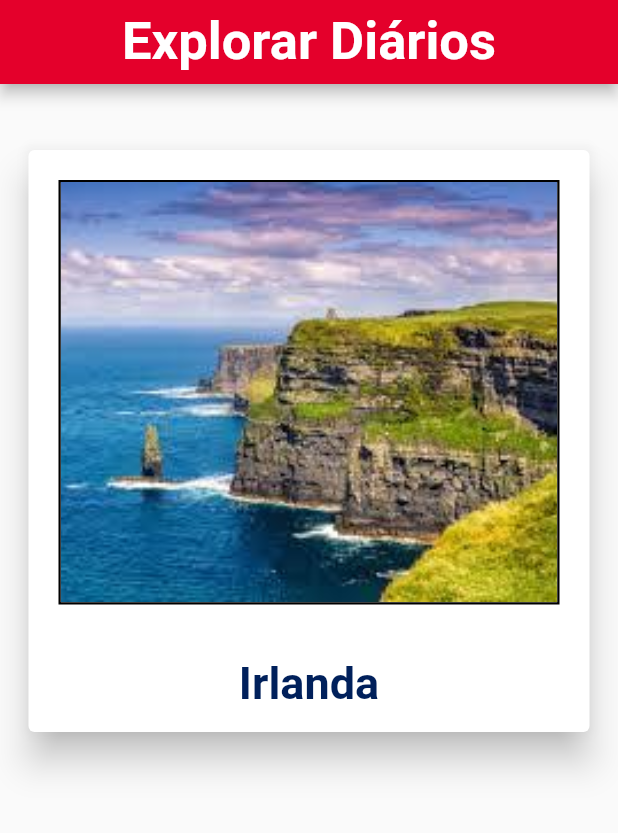
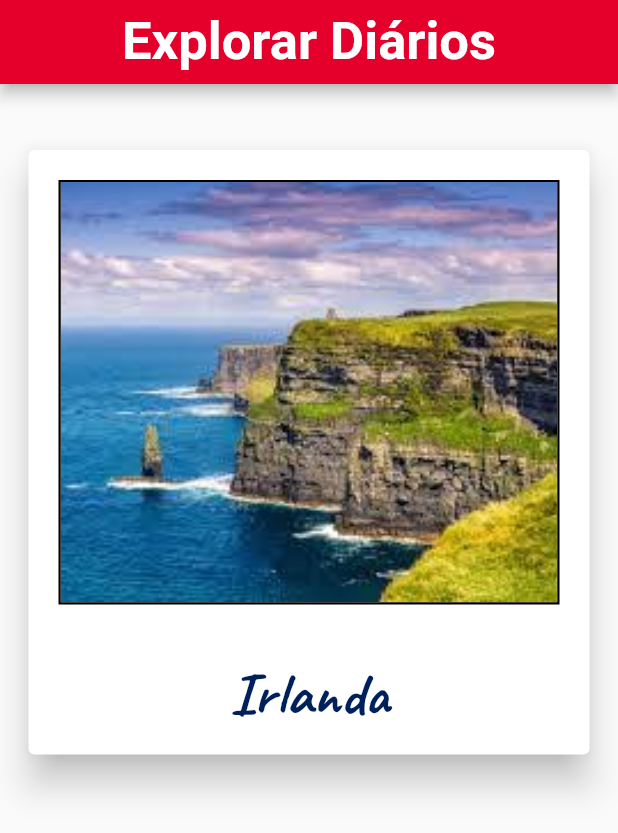
Before and after one commit to BrenoFischer/Travelog, a Flutter app: the ExploreScreen screen opened directly, on a phone screen of 412 x 824 dp. Shown: the top 833 px of the screen. Run offline on Flutter 3.47's test engine with Material 2 defaults, Android fonts, the phone set to English and light mode, and no system bars; our stand-ins replace google_fonts, google_maps_flutter; Roboto replaces fonts that are missing (Sansita).

```diff
--- a/lib/components/diaries_list_cards.dart
+++ b/lib/components/diaries_list_cards.dart
@@ -39,9 +39,9 @@ class DiariesListCard extends StatelessWidget {
       padding: const EdgeInsets.all(15.0),
       child: Text(
         title,
-        style: GoogleFonts.indieFlower(
+        style: GoogleFonts.caveat(
           color: secondaryColor,
-          fontSize: 30,
+          fontSize: 40,
           fontWeight: FontWeight.bold,
         ),
       ),
--- a/lib/components/render_diaries_list_cards.dart
+++ b/lib/components/render_diaries_list_cards.dart
@@ -48,7 +48,6 @@ class RenderDiariesListCards extends StatelessWidget {
               Diary diary = _diaries[index];
               String title = diary.getTitle();
               Image banner = diary.getBanner();
-              print(index);
               return new DiariesListCard(
                 title: title,
                 banner: banner,
--- a/lib/screens/login.dart
+++ b/lib/screens/login.dart
@@ -2,7 +2,6 @@ import 'package:flutter/material.dart';
 import 'package:travelog/components/text_field.dart';
 import 'package:travelog/components/round_button.dart';
 import 'package:travelog/screens/sign_up.dart';
-import 'package:travelog/screens/welcome.dart';
 
 class Login extends StatefulWidget {
   Login({Key key, this.title}) : super(key: key);
```
Also changed, not shown: lib/classes/diary.dart (+32 -0 lines), lib/components/text_field.dart (+4 -4 lines), lib/screens/reading_diary_first.dart (+1 -30 lines), pubspec.lock, 1 other file.
